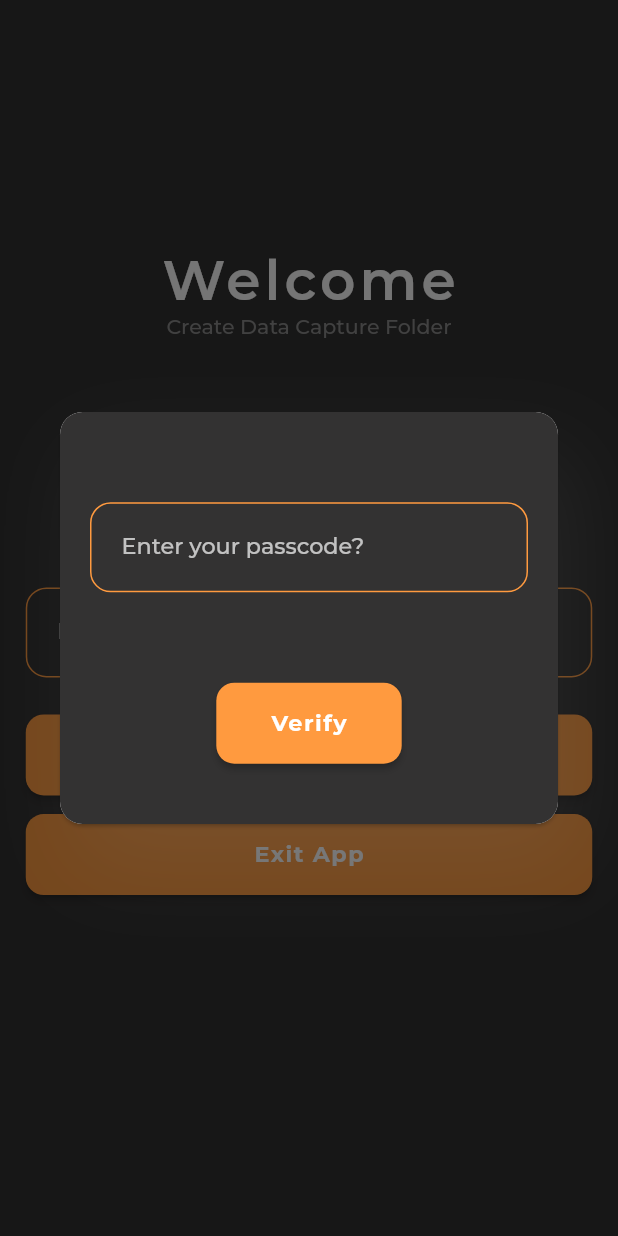
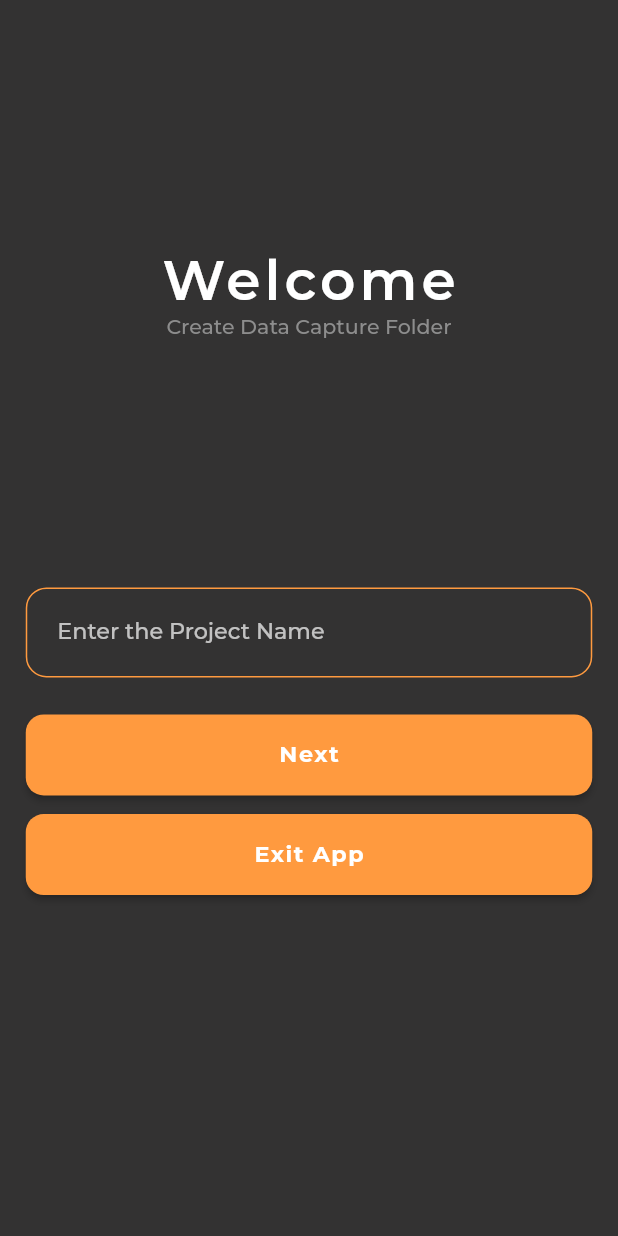
Before and after one commit to seeebbii/mvp_camera, a Flutter app: the screen it shows after launch, on a phone screen of 412 x 824 dp. Run offline on Flutter 3.47's test engine with Material 2 defaults, Android fonts, the phone set to English and light mode, and no system bars; our stand-ins replace camera, connectivity_plus, csv, flutter_screenutil, gallery_saver, geolocator and 6 more; missing offline and left inert: disk_space, edit_exif, exif, flutter_beep, flutter_exif_plugin, metadata and 2 more.

```diff
--- a/lib/view/welcome/welcome_project_name.dart
+++ b/lib/view/welcome/welcome_project_name.dart
@@ -51,9 +51,9 @@ class _WelcomeProjectNameState extends State<WelcomeProjectName>
   void initState() {
     Get.put(MyCameraController());
     super.initState();
-    Future.delayed(const Duration(milliseconds: 500), () {
-      callAppLockDialog();
-    });
+    // Future.delayed(const Duration(milliseconds: 500), () {
+    //   callAppLockDialog();
+    // });
   }
 
   void callAppLockDialog() {
```
Also changed, not shown: lib/view/camera/camera_screen.dart (+4 -4 lines).
